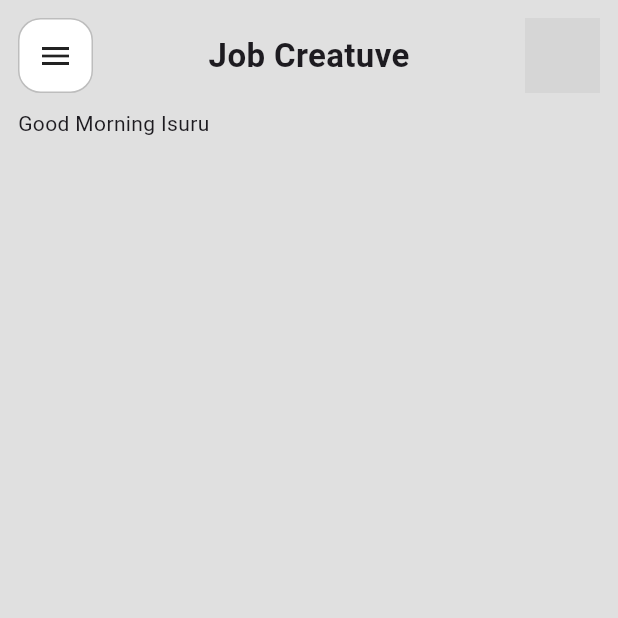
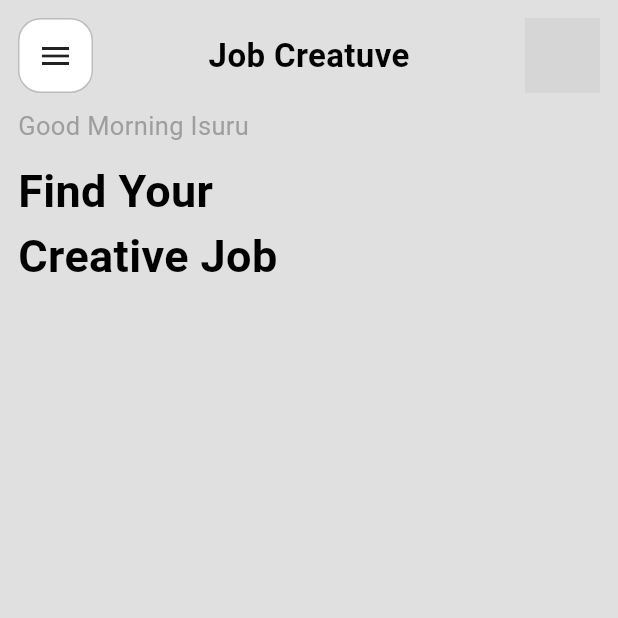
Before and after one commit to WmIsuru2001/Job-App-UI, a Flutter app: the screen it shows after launch, on a phone screen of 412 x 824 dp, the top half of it. Run offline on Flutter 3.47's test engine with Material 3 defaults, Android fonts, the phone set to English and light mode, and no system bars; network calls fail; grey boxes are pictures that could not be loaded.

Commit message:
design app bar

```diff
--- a/lib/screens/home_page/home_page.dart
+++ b/lib/screens/home_page/home_page.dart
@@ -21,7 +21,23 @@ class _HomePageState extends State<HomePage> {
             children: [
               CustomAppBar(),
               SizedBox(height: 10),
-              Text("Good Morning Isuru"),
+              Text(
+                "Good Morning Isuru",
+                style: TextStyle(
+                  fontSize: 17,
+                  color: Colors.grey,
+                  fontWeight: FontWeight.w400,
+                ),
+              ),
+              SizedBox(height: 10),
+              Text(
+                "Find Your\nCreative Job",
+                style: TextStyle(
+                  fontSize: 30,
+                  fontWeight: FontWeight.w700,
+                  color: Colors.black,
+                ),
+              ),
             ],
           ),
         ),
--- a/lib/screens/home_page/widget/app_bar.dart
+++ b/lib/screens/home_page/widget/app_bar.dart
@@ -20,7 +20,11 @@ class CustomAppBar extends StatelessWidget {
         ),
         Text(
           "Job Creatuve",
-          style: TextStyle(fontSize: 22, fontWeight: FontWeight.bold),
+          style: TextStyle(
+            fontSize: 22,
+            fontWeight: FontWeight.bold,
+            color: Colors.black,
+          ),
         ),
         Container(
           width: 50,
```
